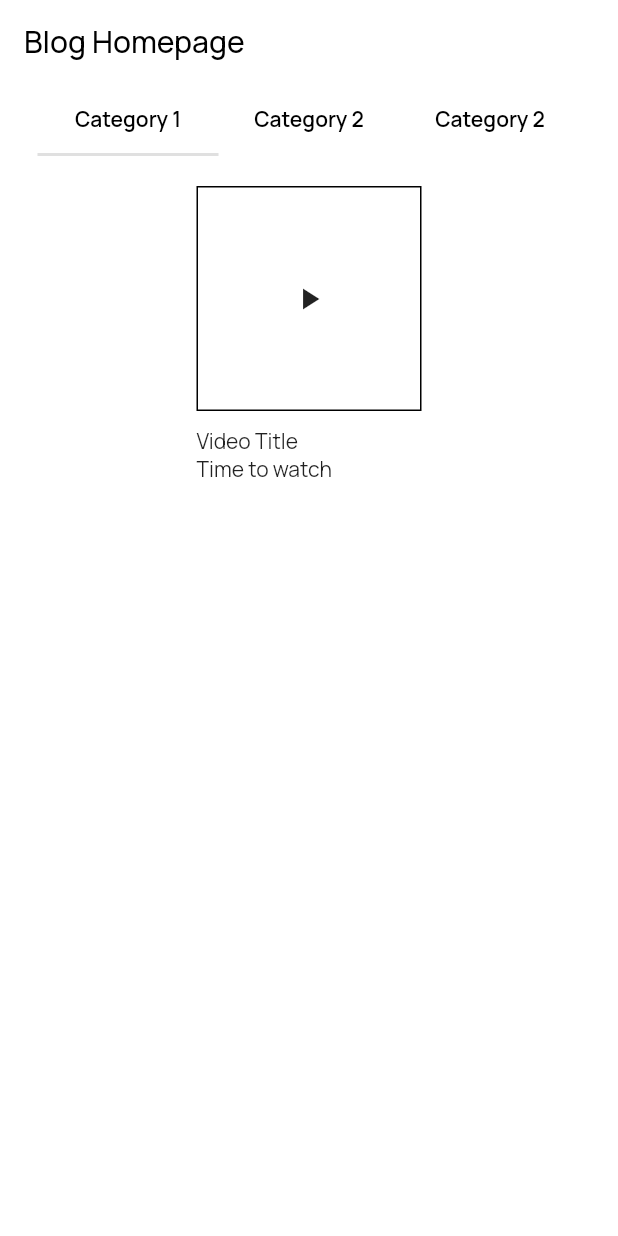
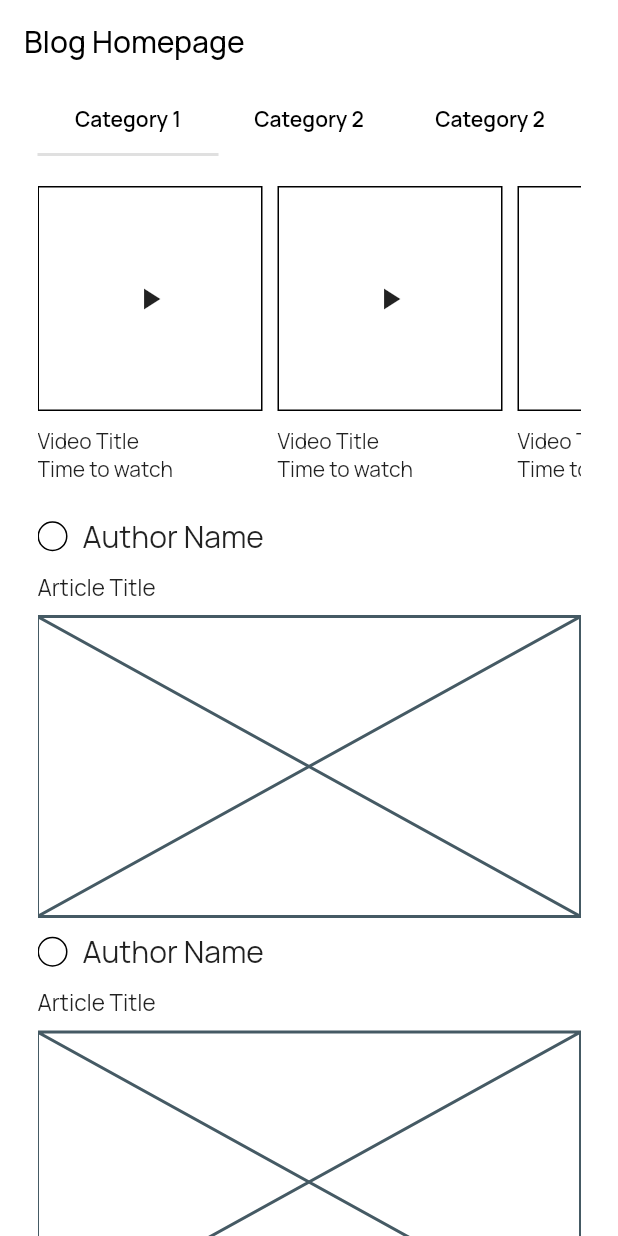
Before and after one commit to cr34t1ve/school_blog_project, a Flutter app: the screen it shows after launch, on a phone screen of 412 x 824 dp. Run offline on Flutter 3.47's test engine with Material 2 defaults, Android fonts, the light colour scheme and no system bars.

Commit message:
BlogPost isolated

```diff
--- /dev/null
+++ b/lib/components/BlogPost.dart
@@ -0,0 +1,55 @@
+import 'package:flutter/material.dart';
+
+class BlogPost extends StatelessWidget {
+  const BlogPost({
+    Key? key,
+  }) : super(key: key);
+
+  @override
+  Widget build(BuildContext context) {
+    return Column(
+      children: [
+        Row(
+          mainAxisAlignment: MainAxisAlignment.start,
+          children: [
+            Container(
+              height: 20.0,
+              width: 20.0,
+              decoration: BoxDecoration(
+                  // color: Colors.red,
+                  shape: BoxShape.circle,
+                  border: Border.all(color: Colors.black)),
+            ),
+            SizedBox(
+              width: 10.0,
+            ),
+            Text(
+              'Author Name',
+              style: TextStyle(fontSize: 20.0),
+            )
+          ],
+        ),
+        SizedBox(
+          height: 10.0,
+        ),
+        Row(
+          mainAxisAlignment: MainAxisAlignment.start,
+          children: [
+            Text(
+              'Article Title',
+              style: TextStyle(fontSize: 15),
+            )
+          ],
+        ),
+        SizedBox(
+          height: 10.0,
+        ),
+        Container(
+          height: 200,
+          width: double.infinity,
+          child: Placeholder(),
+        ),
+      ],
+    );
+  }
+}
--- a/lib/components/VideoItem.dart
+++ b/lib/components/VideoItem.dart
@@ -7,7 +7,9 @@ class VideoItem extends StatelessWidget {
 
   @override
   Widget build(BuildContext context) {
-    return Column(
+    return Container(
+      height: 170,
+      child: Column(
         crossAxisAlignment: CrossAxisAlignment.start,
         children: [
           Container(
@@ -20,6 +22,7 @@ class VideoItem extends StatelessWidget {
           Text('Video Title'),
           Text('Time to watch'),
         ],
+      ),
     );
   }
 }
--- a/lib/screens/HomePage/homepage.dart
+++ b/lib/screens/HomePage/homepage.dart
@@ -1,4 +1,5 @@
 import 'package:flutter/material.dart';
+import 'package:school_blog_project/components/BlogPost.dart';
 import 'package:school_blog_project/components/VideoItem.dart';
 
 class HomePage extends StatefulWidget {
@@ -74,8 +75,55 @@ class _HomePageState extends State<HomePage>
               ),
             ),
             Expanded(
-              child: Column(
-                children: [SizedBox(height: 20.0), VideoItem()],
+              child: ListView(
+                children: [
+                  SizedBox(height: 20.0),
+                  Container(
+                    height: 200.0,
+                    child: ListView.separated(
+                        shrinkWrap: true,
+                        scrollDirection: Axis.horizontal,
+                        itemCount: 3,
+                        separatorBuilder: (context, index) {
+                          return SizedBox(
+                            width: 10.0,
+                          );
+                        },
+                        itemBuilder: (context, index) {
+                          return VideoItem();
+                        }),
+                  ),
+                  SizedBox(
+                    height: 20.0,
+                  ),
+                  Column(
+                    children: [
+                      BlogPost(),
+                      SizedBox(
+                        height: 10.0,
+                      ),
+                      BlogPost(),
+                      SizedBox(
+                        height: 10.0,
+                      ),
+                      BlogPost(),
+                      SizedBox(
+                        height: 10.0,
+                      ),
+                      // ListView.separated(
+                      //     shrinkWrap: true,
+                      //     itemCount: 3,
+                      //     separatorBuilder: (context, index) {
+                      //       return SizedBox(
+                      //         height: 10.0,
+                      //       );
+                      //     },
+                      //     itemBuilder: (context, index) {
+                      //       return BlogPost();
+                      //     }),
+                    ],
+                  )
+                ],
               ),
             )
           ],
```
Lines whose indentation alone changed are shown as unchanged.
